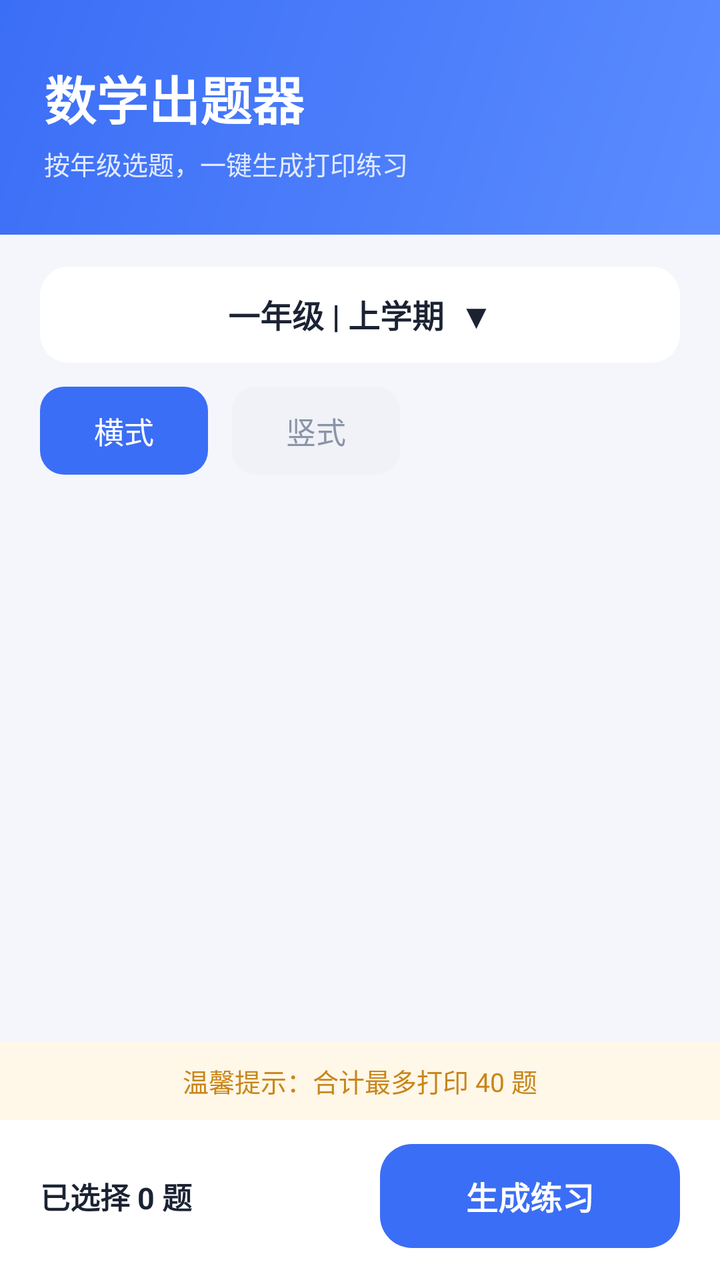
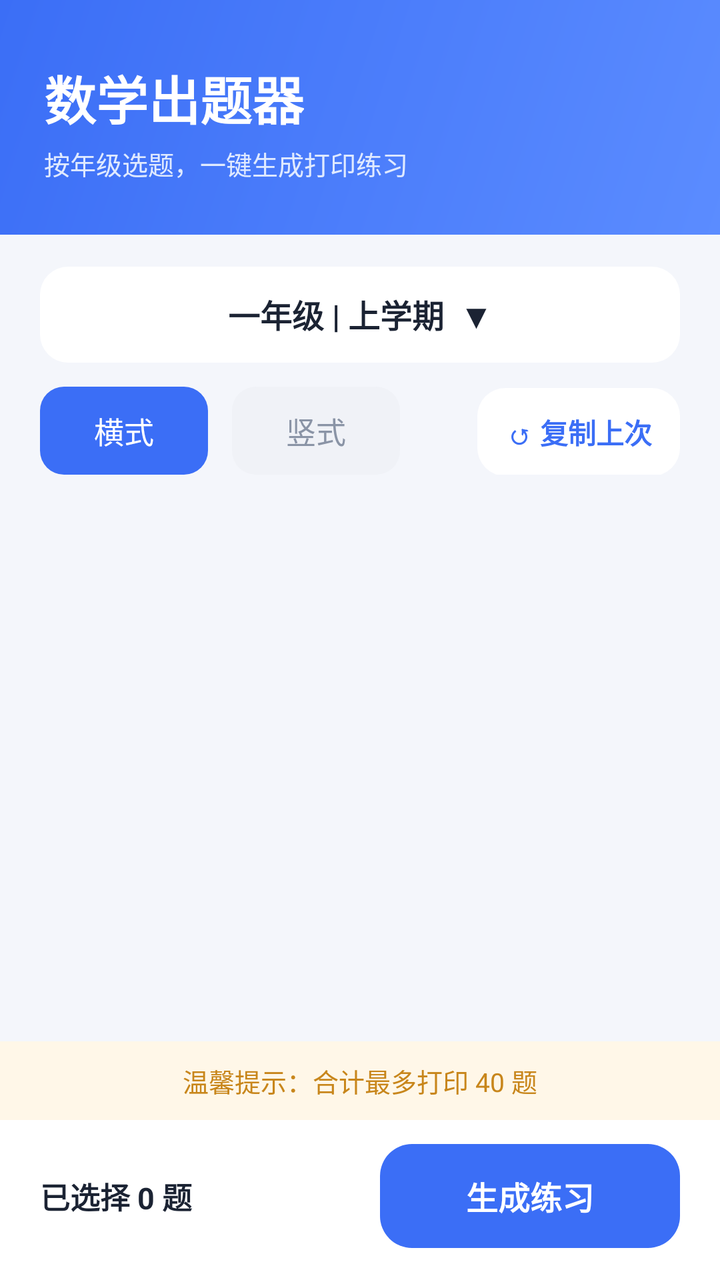

An Android layout rendered at two revisions. The XML below is the earlier revision; the diff shows what the commit changed to produce the second picture.
<!-- AndroidManifest.xml: application theme Theme.Waxx -->
<!-- res/layout/activity_main.xml -->
<?xml version="1.0" encoding="utf-8"?>
<LinearLayout xmlns:android="http://schemas.android.com/apk/res/android"
    android:layout_width="match_parent"
    android:layout_height="match_parent"
    android:orientation="vertical"
    android:background="@color/bg">

    
    <LinearLayout
        android:layout_width="match_parent"
        android:layout_height="wrap_content"
        android:background="@drawable/bg_header"
        android:orientation="vertical"
        android:paddingStart="22dp"
        android:paddingEnd="22dp"
        android:paddingTop="30dp"
        android:paddingBottom="26dp">

        <TextView
            android:layout_width="wrap_content"
            android:layout_height="wrap_content"
            android:text="数学出题器"
            android:textColor="@color/white"
            android:textSize="26sp"
            android:textStyle="bold" />

        <TextView
            android:layout_width="wrap_content"
            android:layout_height="wrap_content"
            android:layout_marginTop="4dp"
            android:text="按年级选题，一键生成打印练习"
            android:textColor="#E0EAFF"
            android:textSize="13sp" />
    </LinearLayout>

    
    <TextView
        android:id="@+id/chipGrade"
        android:layout_width="match_parent"
        android:layout_height="48dp"
        android:layout_marginStart="20dp"
        android:layout_marginEnd="20dp"
        android:layout_marginTop="16dp"
        android:background="@drawable/bg_white"
        android:gravity="center"
        android:text="一年级 | 上学期  ▼"
        android:textColor="@color/text_main"
        android:textSize="16sp"
        android:textStyle="bold" />

    
    <LinearLayout
        android:layout_width="match_parent"
        android:layout_height="wrap_content"
        android:orientation="horizontal"
        android:paddingStart="20dp"
        android:paddingEnd="20dp"
        android:paddingTop="12dp">

        <TextView
            android:id="@+id/chipHorizontal"
            android:layout_width="wrap_content"
            android:minWidth="84dp"
            android:layout_height="44dp"
            android:background="@drawable/bg_chip_selected"
            android:gravity="center"
            android:paddingStart="20dp"
            android:paddingEnd="20dp"
            android:text="横式"
            android:textColor="@color/white"
            android:textSize="15sp" />

        <TextView
            android:id="@+id/chipVertical"
            android:layout_width="wrap_content"
            android:minWidth="84dp"
            android:layout_height="44dp"
            android:layout_marginStart="12dp"
            android:background="@drawable/bg_chip_unselected"
            android:gravity="center"
            android:paddingStart="20dp"
            android:paddingEnd="20dp"
            android:text="竖式"
            android:textColor="@color/text_secondary"
            android:textSize="15sp" />
    </LinearLayout>

    
    <ScrollView
        android:layout_width="match_parent"
        android:layout_height="0dp"
        android:layout_weight="1"
        android:paddingStart="20dp"
        android:paddingEnd="20dp"
        android:paddingTop="10dp"
        android:scrollbars="none">

        <LinearLayout
            android:id="@+id/topicList"
            android:layout_width="match_parent"
            android:layout_height="wrap_content"
            android:orientation="vertical" />
    </ScrollView>

    
    <TextView
        android:layout_width="match_parent"
        android:layout_height="wrap_content"
        android:background="#FFF7E8"
        android:gravity="center"
        android:padding="10dp"
        android:text="温馨提示：合计最多打印 40 题"
        android:textColor="#C8861B"
        android:textSize="13sp" />

    
    <LinearLayout
        android:layout_width="match_parent"
        android:layout_height="wrap_content"
        android:background="@color/white"
        android:gravity="center_vertical"
        android:orientation="horizontal"
        android:paddingStart="20dp"
        android:paddingEnd="20dp"
        android:paddingTop="12dp"
        android:paddingBottom="16dp">

        <TextView
            android:id="@+id/tvSelected"
            android:layout_width="0dp"
            android:layout_height="wrap_content"
            android:layout_weight="1"
            android:text="已选择 0 题"
            android:textColor="@color/text_main"
            android:textSize="15sp"
            android:textStyle="bold" />

        <Button
            android:id="@+id/btnGenerate"
            android:layout_width="150dp"
            android:layout_height="52dp"
            android:background="@drawable/bg_button"
            android:enabled="false"
            android:stateListAnimator="@null"
            android:text="生成练习"
            android:textAllCaps="false"
            android:textColor="@color/white"
            android:textSize="16sp"
            android:textStyle="bold" />
    </LinearLayout>
</LinearLayout>
<!-- resources referenced by this layout -->
<resources>
  <color name="bg">#F4F6FB</color>
  <color name="text_main">#1B2333</color>
  <color name="text_secondary">#8A94A6</color>
  <color name="white">#FFFFFF</color>
  <!-- drawable bg_button (drawable) -->
  <?xml version="1.0" encoding="utf-8"?>
  <shape xmlns:android="http://schemas.android.com/apk/res/android" android:shape="rectangle">
      <solid android:color="@color/primary"/>
      <corners android:radius="16dp"/>
  </shape>
  <!-- drawable bg_chip_selected (drawable) -->
  <?xml version="1.0" encoding="utf-8"?>
  <shape xmlns:android="http://schemas.android.com/apk/res/android" android:shape="rectangle">
      <solid android:color="@color/chip_selected_bg"/>
      <corners android:radius="12dp"/>
  </shape>
  <!-- drawable bg_chip_unselected (drawable) -->
  <?xml version="1.0" encoding="utf-8"?>
  <shape xmlns:android="http://schemas.android.com/apk/res/android" android:shape="rectangle">
      <solid android:color="@color/chip_unselected_bg"/>
      <corners android:radius="12dp"/>
  </shape>
  <!-- drawable bg_header (drawable) -->
  <?xml version="1.0" encoding="utf-8"?>
  <shape xmlns:android="http://schemas.android.com/apk/res/android"
      android:shape="rectangle">
      <gradient
          android:angle="135"
          android:startColor="#5B8CFF"
          android:endColor="#3B6EF6" />
  </shape>
  <!-- drawable bg_white (drawable) -->
  <?xml version="1.0" encoding="utf-8"?>
  <shape xmlns:android="http://schemas.android.com/apk/res/android" android:shape="rectangle">
      <solid android:color="@color/white"/>
      <corners android:radius="14dp"/>
  </shape>
  <style name="Theme.Waxx" parent="android:Theme.Material.Light.NoActionBar">
          <item name="android:statusBarColor">@color/bg</item>
          <item name="android:windowLightStatusBar">true</item>
          <item name="android:windowBackground">@color/bg</item>
          <item name="android:navigationBarColor">@color/bg</item>
          <item name="android:colorAccent">@color/primary</item>
      </style>
  <color name="primary">#3B6EF6</color>
  <color name="chip_selected_bg">#3B6EF6</color>
  <color name="chip_unselected_bg">#F0F2F7</color>
</resources>

<!-- the commit's change to res/layout/activity_main.xml (unified diff, before → after) -->
@@ -83,6 +83,24 @@
             android:text="竖式"
             android:textColor="@color/text_secondary"
             android:textSize="15sp" />
+
+        <View
+            android:layout_width="0dp"
+            android:layout_height="1dp"
+            android:layout_weight="1" />
+
+        <TextView
+            android:id="@+id/btnRecall"
+            android:layout_width="wrap_content"
+            android:layout_height="44dp"
+            android:background="@drawable/bg_white"
+            android:gravity="center"
+            android:paddingStart="14dp"
+            android:paddingEnd="14dp"
+            android:text="↺ 复制上次"
+            android:textColor="@color/primary"
+            android:textSize="14sp"
+            android:textStyle="bold" />
     </LinearLayout>
 
     
